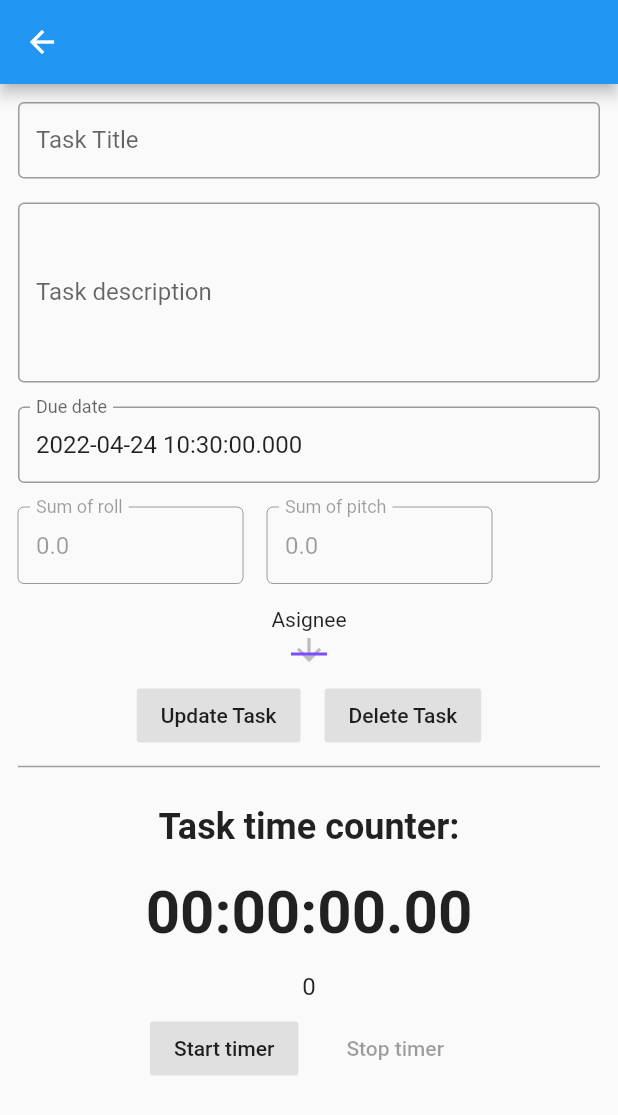
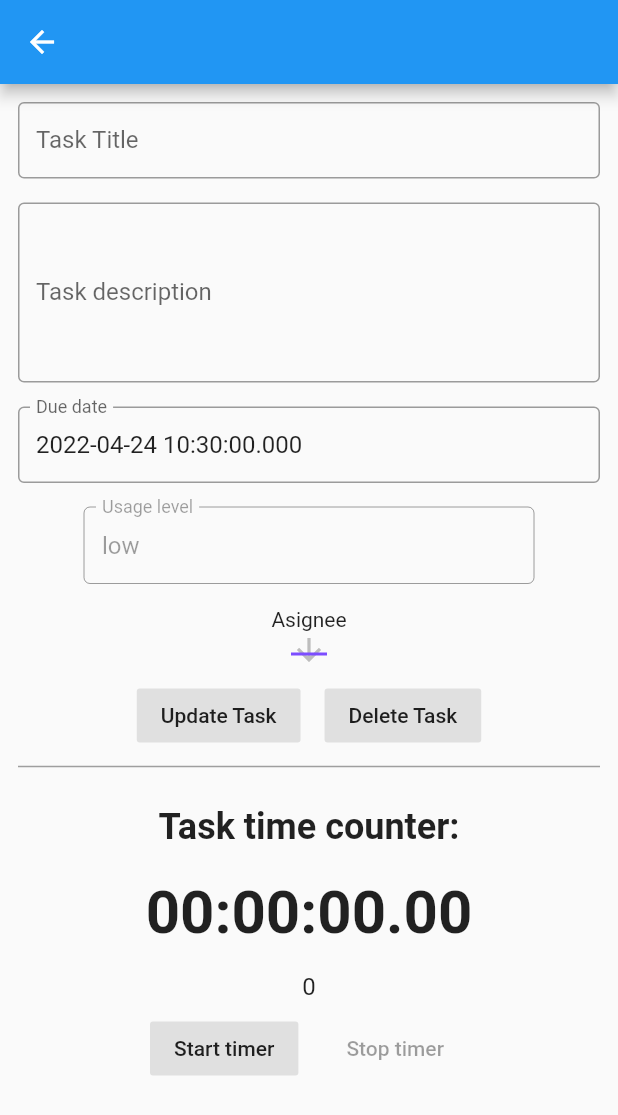
Before and after one commit to darkoskerlevski/employee-time-management-flutter, a Flutter app: the TaskDetailsScreen screen opened directly with empty values, on a phone screen of 412 x 824 dp. Shown: the top 1115 px of the screen. Run offline on Flutter 3.47's test engine with Material 2 defaults, Android fonts, the phone set to English and light mode, and no system bars; our stand-ins replace firebase_auth, firebase_core, firebase_database, flutter_bloc, nanoid, sensors_plus and 1 more; missing offline and left inert: flutter_background_service, flutter_background_service_android, flutter_background_service_ios, wc_flutter_share; accounts and stored records are empty; Roboto replaces fonts that are missing (Helvetica).

```diff
--- /dev/null
+++ b/lib/factories/TaskFactory.dart
@@ -0,0 +1,29 @@
+
+import '../model/Task.dart';
+
+class TaskFactory{
+
+  TaskFactory();
+
+  Task toTask({id,
+  companyId,
+  title,
+  by,
+  allocatedTo,
+  description,
+  timeSpent,
+  stopwatchPress,
+  stopwatchLastPressed,
+  sumRoll, sumPitch}){
+    return Task(id: id,
+    companyId: companyId,
+title: title,
+by: by,
+allocatedTo: allocatedTo,
+description: description,
+timeSpent: timeSpent,
+stopwatchPressed: stopwatchPress,
+stopwatchLastPress: stopwatchLastPressed,
+sumRoll: sumRoll,sumPitch: sumPitch);
+  }
+}
--- a/lib/main.dart
+++ b/lib/main.dart
@@ -9,13 +9,12 @@ import 'package:flutter_background_service/flutter_background_service.dart';
 import 'Screens/Login_Screen.dart';
 import 'package:flutter_background_service_android/flutter_background_service_android.dart';
 import 'package:flutter_background_service_ios/flutter_background_service_ios.dart';
-import 'package:aeyrium_sensor/aeyrium_sensor.dart';
 
 
 void main()async {
   WidgetsFlutterBinding.ensureInitialized();
   await Firebase.initializeApp();
-  await initializeService();
+  //await initializeService();
   runApp(
     MyApp(),
   );
@@ -61,11 +60,14 @@ void onStart() {
   double sumPitch=0;
   double prevPitch=0;
 
+  print("Hi");
+
   service.onDataReceived.listen((event) {
     if (event["action"] == "stopService") {
       service.stopService();
     }
-    if (event["action"] == "sendData"){
+    if (event["action"] == "sendData") {
+
       service.sendData(
         {
           "sumRoll": sumRoll,
@@ -74,12 +76,6 @@ void onStart() {
       );
     }
   });
-
-  AeyriumSensor.sensorEvents.listen((SensorEvent event) {
-    sumRoll += (prevRoll-event.roll).abs();
-    sumPitch += (prevPitch-event.pitch).abs();
-  });
-
 }
 
 void onIosBackground() {
--- a/lib/screens/task_details_screen.dart
+++ b/lib/screens/task_details_screen.dart
@@ -7,7 +7,8 @@ import '../components/button.dart';
 import '../model/Task.dart';
 import 'package:intl/intl.dart';
 import 'package:stop_watch_timer/stop_watch_timer.dart';
-
+import 'package:sensors_plus/sensors_plus.dart';
+import 'dart:math';
 import '../model/user.dart';
 
 class TaskDetailsScreen extends StatefulWidget {
@@ -31,22 +32,23 @@ class _TaskDetailsScreenState extends State<TaskDetailsScreen> {
   final taskTitleController = new TextEditingController();
   final taskDescriptionContoller = new TextEditingController();
   final taskDueDateController = new TextEditingController();
-  final pitchController = new TextEditingController();
-  final rollController = new TextEditingController();
+  final usageController = new TextEditingController();
   var myFormat = DateFormat('yyyy-MM-dd');
   bool _isButtonDisabled = false;
   int totalTime = 0;
   void Function()? _buttonPressed;
   String dropdownValue="";
   List<CustomUser> users = [];
+  double x=0;
+  double y=0;
+  double z=0;
 
   @override
   void initState() {
     taskTitleController.text = widget.task.title;
     taskDescriptionContoller.text = widget.task.description;
     taskDueDateController.text = widget.task.by.toString();
-    rollController.text = widget.task.sumRoll.toString();
-    pitchController.text = widget.task.sumPitch.toString();
+    usageController.text = "low";
     UserService.getUserEmail(widget.task.allocatedTo).then((value) => {
       dropdownValue = value
     });
@@ -71,15 +73,28 @@ class _TaskDetailsScreenState extends State<TaskDetailsScreen> {
       TaskService.updatePressedStatus(widget.task.id, _isButtonDisabled);
       widget.task.stopwatchPressed = !widget.task.stopwatchPressed;
       _buttonPressed = _timerStopped;
-      FlutterBackgroundService flutterBackgroundService = FlutterBackgroundService();
-      flutterBackgroundService.startService();
+      /*FlutterBackgroundService flutterBackgroundService = FlutterBackgroundService();
+      flutterBackgroundService.startService();*/
+      gyroscopeEvents.listen((GyroscopeEvent event) {
+        setState(() {
+          x += event.x.abs();
+          y += event.y.abs();
+          z += event.z.abs();
+          if (x+y+z > 1000){
+            usageController.text = "Moderate";
+          }
+          if (x+y+z > 5000) {
+            usageController.text = "high";
+          }
+        });
+      });
     });
   }
 
   void _timerStopped() {
     setState(() {
-      FlutterBackgroundService flutterBackgroundService = FlutterBackgroundService();
-      flutterBackgroundService.sendData({"event" : "sendData"});
+      /*FlutterBackgroundService flutterBackgroundService = FlutterBackgroundService();
+      flutterBackgroundService.sendData({"event" : "sendData"});*/
       _isButtonDisabled = false;
       stopWatchTimer.onExecute.add(StopWatchExecute.stop);
       TaskService.updateTaskTime(widget.task.id, totalTime);
@@ -89,10 +104,10 @@ class _TaskDetailsScreenState extends State<TaskDetailsScreen> {
       widget.task.stopwatchPressed = !widget.task.stopwatchPressed;
       _buttonPressed = _timerStarted;
 
-      flutterBackgroundService.onDataReceived.first.then((value)=>{
+      /*flutterBackgroundService.onDataReceived.first.then((value)=>{
         TaskService.setRollAndPitch(widget.task.id,widget.task.sumRoll + value!["sumRoll"], widget.task.sumPitch + value["sumPitch"])
       });
-      flutterBackgroundService.sendData({"event" : "stopService"});
+      flutterBackgroundService.sendData({"event" : "stopService"});*/
     });
   }
 
@@ -174,34 +189,18 @@ class _TaskDetailsScreenState extends State<TaskDetailsScreen> {
                     },
                     readOnly: true,
                   ),
-                  SizedBox(height: 16,)
-                  ,Row(
-                   children: [
-                     SizedBox(width: 150,
+                  SizedBox(height: 16,),
+                  SizedBox(width: 300,
                       child: TextField(
-                           controller: rollController,
+                        controller: usageController,
                         decoration: InputDecoration(
                           border: OutlineInputBorder(),
-                             labelText: 'Sum of roll',
+                          labelText: 'Usage level',
                           isDense: true,
                           enabled: false,
 
                         ),
                       )
-                     ),
-                     SizedBox(
-                       width: 16,
-                     )
-                     ,SizedBox(width: 150,child: TextField(
-                       controller: pitchController,
-                       decoration: InputDecoration(
-                         border: OutlineInputBorder(),
-                         labelText: 'Sum of pitch',
-                         isDense: true,
-                         enabled: false,
-                       ),
-                     ))
-                   ],
                   ),
                   SizedBox(height: 16,),
                   Text(
--- a/lib/service/CompanyService.dart
+++ b/lib/service/CompanyService.dart
@@ -1,3 +1,4 @@
+import 'package:etm_flutter/factories/CompanyFacotry.dart';
 import 'package:firebase_database/firebase_database.dart';
 
 import '../model/Company.dart';
@@ -16,10 +17,11 @@ class CompanyService{
       FirebaseDatabase.instance.ref("companies/$companyId/manager");
       DatabaseEvent nameEvent = await nameRef.once();
       DatabaseEvent managerEvent = await managerRef.once();
-      return Company(
+      return CompanyFactory().toCompany(
           id: companyId.toString(),
           name: nameEvent.snapshot.value.toString(),
-          managerId: managerEvent.snapshot.value.toString());
+          managerId: managerEvent.snapshot.value.toString()
+      );
     }
     return null;
   }
--- a/pubspec.yaml
+++ b/pubspec.yaml
@@ -37,8 +37,8 @@ dependencies:
   uuid: ^3.0.6
   stop_watch_timer: ^1.3.1
   flutter_background_service: ^1.0.4
-  aeyrium_sensor: ^1.0.7
   wc_flutter_share: ^0.4.0
+  sensors_plus: ^1.3.1
 
 
   # The following adds the Cupertino Icons font to your application.
```
Also changed, not shown: lib/factories/CompanyFacotry.dart (added, +14 -0 lines), lib/screens/RemovedTasks.dart (+9 -1 lines), lib/service/TaskService.dart (+7 -4 lines), lib/widgets/Card.dart (+10 -2 lines), pubspec.lock, 1 other file. Lines whose indentation alone changed are shown as unchanged.
